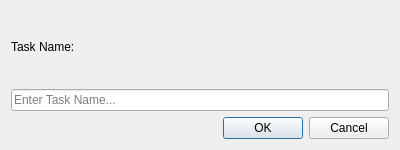
Before: the Qt Designer form ui/add_task_dialog.ui in HanreDelport/Time-Tracker, drawn with Qt 5.
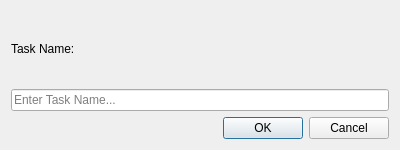
After: the same form once the commit is applied.

Diff of the .ui file:
```diff
--- a/ui/add_task_dialog.ui
+++ b/ui/add_task_dialog.ui
@@ -14,6 +14,9 @@
    <string>Add Task</string>
   </property>
   <layout class="QVBoxLayout" name="verticalLayout">
+   <property name="topMargin">
+    <number>14</number>
+   </property>
    <item>
     <widget class="QLabel" name="label">
      <property name="text">
```
